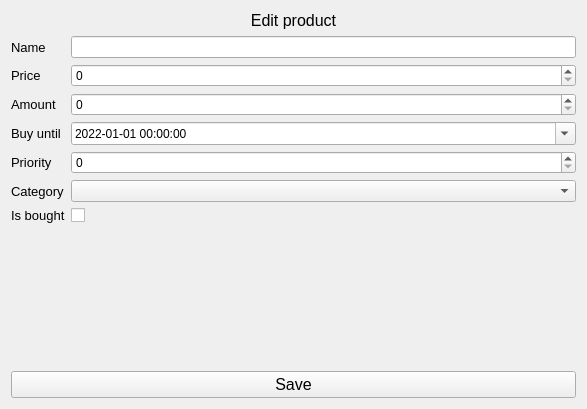
Qt form src/Client/View/MainPage/Product/ProductEditSubPage/ProductEditSubPage.ui (iodream/Spend-Note) before a commit.
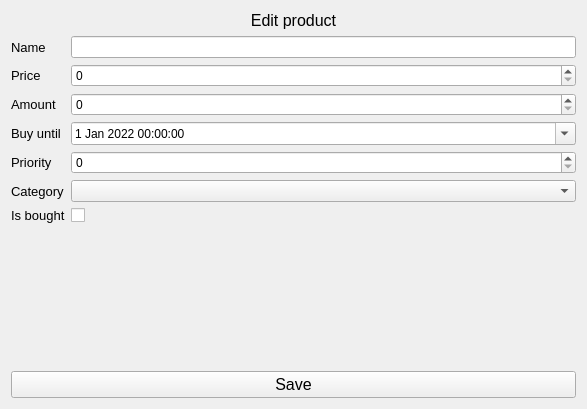
The same form after that commit. Icons and pictures are not drawn.

Commit message: set date/time format to local parameters

What changed in the file:
```diff
--- a/src/Client/View/MainPage/Product/ProductEditSubPage/ProductEditSubPage.ui
+++ b/src/Client/View/MainPage/Product/ProductEditSubPage/ProductEditSubPage.ui
@@ -133,9 +133,6 @@
          <day>1</day>
         </date>
        </property>
-       <property name="displayFormat">
-        <string>yyyy-MM-dd hh:mm:ss</string>
-       </property>
        <property name="calendarPopup">
         <bool>true</bool>
        </property>
```
The commit also changes 13 other files.
